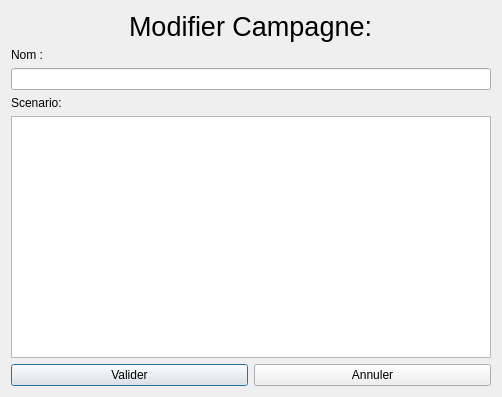
First picture: the form in fenetre/formModifierCampagne.ui, repository helarion/Application-JDR, before the edit.
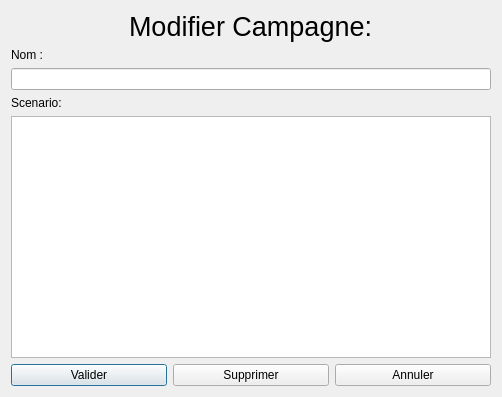
Second picture: the form after the edit.

The edit to the form file:
```diff
--- a/fenetre/formModifierCampagne.ui
+++ b/fenetre/formModifierCampagne.ui
@@ -62,6 +62,13 @@
        </property>
       </widget>
      </item>
+     <item>
+      <widget class="QPushButton" name="supprimerButton">
+       <property name="text">
+        <string>Supprimer</string>
+       </property>
+      </widget>
+     </item>
      <item>
       <widget class="QPushButton" name="retourButton">
        <property name="text">
```
